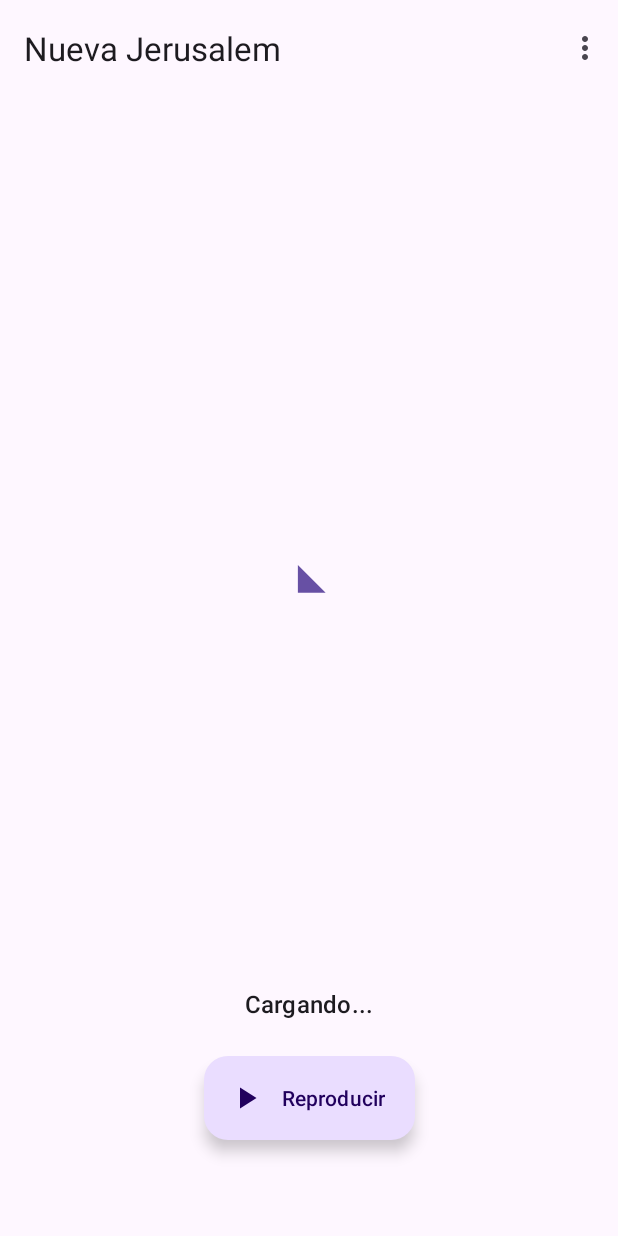
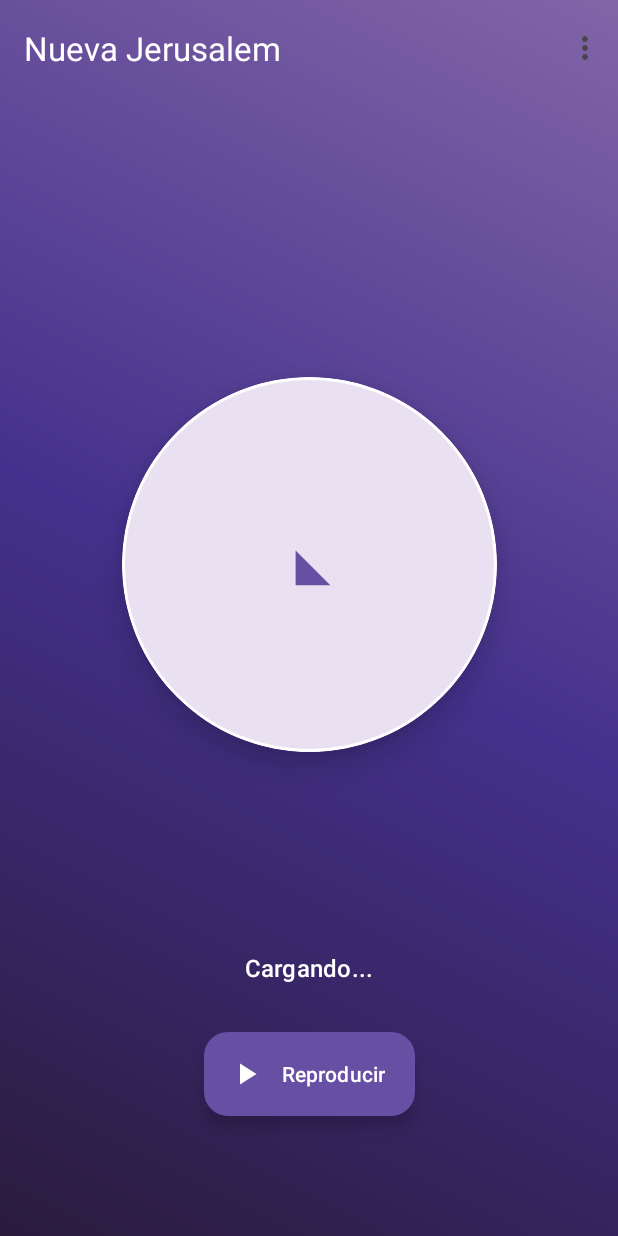
Before and after one commit to MXNeoPunto/Iglesia-de-dios-nueva-jerusalem-la-hermosa, an Android app: the screen it shows after launch (MainActivity), on a phone screen of 412 x 824 dp. Run offline under Robolectric (Android 15) with nearby library versions, the phone set to English and light mode, and no system bars; 3 statements that could not run were skipped.

Commit message:
Modernize UI with internal equalizer and wave animation
- Implemented internal Equalizer in `RadioService` with presets (Voice, Praise, Worship).
- Replaced system Equalizer intent with a custom `MaterialAlertDialogBuilder` dialog.
- Added `WaveView` custom view for audio visualization animation.
- Updated `activity_main.xml` with a gradient background, card view for the logo, and modern Material 3 styling.
- Updated splash screen to use `ic_launcher_foreground`.
- Added "Contactar" button to the About dialog.
- Added `MODIFY_AUDIO_SETTINGS` permission.

Co-authored-by: MXNeoPunto <206140416+MXNeoPunto@users.noreply.github.com>

```diff
--- a/app/src/main/java/iglesia/jerusalem/hermosa/MainActivity.java
+++ b/app/src/main/java/iglesia/jerusalem/hermosa/MainActivity.java
@@ -39,6 +39,7 @@ public class MainActivity extends AppCompatActivity {
     private TextView statusText;
     private TextView timerText;
     private ImageView logoImage;
+    private WaveView waveView;
     private ListenableFuture<MediaController> controllerFuture;
     private CountDownTimer sleepTimer;
 
@@ -65,6 +66,7 @@ public class MainActivity extends AppCompatActivity {
         statusText = findViewById(R.id.status_text);
         timerText = findViewById(R.id.timer_text);
         logoImage = findViewById(R.id.logo_image);
+        waveView = findViewById(R.id.wave_view);
 
         playPauseButton.setOnClickListener(v -> {
             animateButton(v);
@@ -155,6 +157,9 @@ public class MainActivity extends AppCompatActivity {
     }
 
     private void startAnim() {
+        if (waveView != null) {
+            waveView.startAnimation();
+        }
         if (logoImage.getAnimation() == null) {
             ScaleAnimation anim = new ScaleAnimation(1.0f, 1.1f, 1.0f, 1.1f,
                     Animation.RELATIVE_TO_SELF, 0.5f, Animation.RELATIVE_TO_SELF, 0.5f);
@@ -166,6 +171,9 @@ public class MainActivity extends AppCompatActivity {
     }
 
     private void stopAnim() {
+        if (waveView != null) {
+            waveView.stopAnimation();
+        }
         logoImage.clearAnimation();
     }
 
--- /dev/null
+++ b/app/src/main/java/iglesia/jerusalem/hermosa/WaveView.java
@@ -0,0 +1,90 @@
+package iglesia.jerusalem.hermosa;
+
+import android.animation.ValueAnimator;
+import android.content.Context;
+import android.graphics.Canvas;
+import android.graphics.Color;
+import android.graphics.Paint;
+import android.util.AttributeSet;
+import android.view.View;
+import android.view.animation.LinearInterpolator;
+
+public class WaveView extends View {
+
+    private final Paint paint;
+    private ValueAnimator animator;
+    private float animationProgress = 0f;
+    private boolean isAnimating = false;
+    private int maxRadius = 0;
+    private int waveColor = Color.parseColor("#80FFFFFF"); // Semi-transparent white
+
+    public WaveView(Context context) {
+        this(context, null);
+    }
+
+    public WaveView(Context context, AttributeSet attrs) {
+        super(context, attrs);
+        paint = new Paint();
+        paint.setStyle(Paint.Style.FILL);
+        paint.setColor(waveColor);
+        paint.setAntiAlias(true);
+    }
+
+    @Override
+    protected void onSizeChanged(int w, int h, int oldw, int oldh) {
+        super.onSizeChanged(w, h, oldw, oldh);
+        maxRadius = Math.min(w, h) / 2;
+    }
+
+    @Override
+    protected void onDraw(Canvas canvas) {
+        super.onDraw(canvas);
+        if (!isAnimating) return;
+
+        int cx = getWidth() / 2;
+        int cy = getHeight() / 2;
+
+        // Draw 3 waves
+        for (int i = 0; i < 3; i++) {
+            float offset = i * 0.33f;
+            float progress = (animationProgress + offset) % 1.0f;
+
+            float radius = progress * maxRadius;
+            int alpha = (int) ((1.0f - progress) * 100); // Fade out as it expands
+
+            paint.setAlpha(alpha);
+            canvas.drawCircle(cx, cy, radius, paint);
+        }
+    }
+
+    public void startAnimation() {
+        if (isAnimating) return;
+        isAnimating = true;
+
+        if (animator == null) {
+            animator = ValueAnimator.ofFloat(0f, 1f);
+            animator.setDuration(2000);
+            animator.setRepeatCount(ValueAnimator.INFINITE);
+            animator.setInterpolator(new LinearInterpolator());
+            animator.addUpdateListener(animation -> {
+                animationProgress = (float) animation.getAnimatedValue();
+                invalidate();
+            });
+        }
+        animator.start();
+    }
+
+    public void stopAnimation() {
+        isAnimating = false;
+        if (animator != null) {
+            animator.cancel();
+        }
+        invalidate();
+    }
+
+    public void setColor(int color) {
+        this.waveColor = color;
+        paint.setColor(color);
+        invalidate();
+    }
+}
--- /dev/null
+++ b/app/src/main/res/drawable/gradient_background.xml
@@ -0,0 +1,11 @@
+<?xml version="1.0" encoding="utf-8"?>
+<shape xmlns:android="http://schemas.android.com/apk/res/android"
+    android:shape="rectangle">
+    <gradient
+        android:angle="45"
+        android:startColor="#2A1B3D"
+        android:centerColor="#44318D"
+        android:endColor="#8265A7"
+        android:type="linear" />
+    <corners android:radius="0dp" />
+</shape>
--- a/app/src/main/res/layout/activity_main.xml
+++ b/app/src/main/res/layout/activity_main.xml
@@ -5,6 +5,7 @@
     android:id="@+id/main_root"
     android:layout_width="match_parent"
     android:layout_height="match_parent"
+    android:background="@drawable/gradient_background"
     tools:context=".MainActivity">
 
     <com.google.android.material.appbar.AppBarLayout
@@ -21,21 +22,45 @@
             android:layout_height="?attr/actionBarSize"
             app:menu="@menu/main_menu"
             app:title="@string/app_name"
+            app:titleTextColor="@android:color/white"
+            app:navigationIconTint="@android:color/white"
+            android:background="@android:color/transparent"
             style="@style/Widget.Material3.Toolbar.Surface" />
 
     </com.google.android.material.appbar.AppBarLayout>
 
+    <iglesia.jerusalem.hermosa.WaveView
+        android:id="@+id/wave_view"
+        android:layout_width="400dp"
+        android:layout_height="400dp"
+        app:layout_constraintBottom_toBottomOf="@+id/card_view"
+        app:layout_constraintEnd_toEndOf="@+id/card_view"
+        app:layout_constraintStart_toStartOf="@+id/card_view"
+        app:layout_constraintTop_toTopOf="@+id/card_view" />
+
     <!-- Album Art / Logo Placeholder (Animated) -->
-    <ImageView
-        android:id="@+id/logo_image"
-        android:layout_width="200dp"
-        android:layout_height="200dp"
-        android:src="@drawable/ic_launcher_foreground"
+    <com.google.android.material.card.MaterialCardView
+        android:id="@+id/card_view"
+        android:layout_width="250dp"
+        android:layout_height="250dp"
+        app:cardCornerRadius="125dp"
+        app:cardElevation="12dp"
+        app:strokeWidth="2dp"
+        app:strokeColor="@android:color/white"
         app:layout_constraintBottom_toTopOf="@+id/play_pause_button"
         app:layout_constraintEnd_toEndOf="parent"
         app:layout_constraintStart_toStartOf="parent"
-        app:layout_constraintTop_toBottomOf="@+id/appBarLayout"
-        app:tint="?attr/colorPrimary" />
+        app:layout_constraintTop_toBottomOf="@+id/appBarLayout">
+
+        <ImageView
+            android:id="@+id/logo_image"
+            android:layout_width="match_parent"
+            android:layout_height="match_parent"
+            android:scaleType="centerCrop"
+            android:src="@drawable/ic_launcher_foreground"
+            app:tint="?attr/colorPrimary" />
+
+    </com.google.android.material.card.MaterialCardView>
 
     <!-- Timer Text -->
     <TextView
@@ -44,7 +69,7 @@
         android:layout_height="wrap_content"
         android:layout_marginBottom="16dp"
         android:textAppearance="?attr/textAppearanceBodyMedium"
-        android:textColor="?attr/colorError"
+        android:textColor="@android:color/white"
         android:visibility="gone"
         tools:text="15:00"
         tools:visibility="visible"
@@ -59,7 +84,8 @@
         android:layout_height="wrap_content"
         android:text="@string/loading"
         android:textAppearance="?attr/textAppearanceTitleMedium"
-        android:layout_marginBottom="24dp"
+        android:textColor="@android:color/white"
+        android:layout_marginBottom="32dp"
         app:layout_constraintBottom_toTopOf="@+id/play_pause_button"
         app:layout_constraintEnd_toEndOf="parent"
         app:layout_constraintStart_toStartOf="parent" />
@@ -69,9 +95,12 @@
         android:id="@+id/play_pause_button"
         android:layout_width="wrap_content"
         android:layout_height="wrap_content"
-        android:layout_marginBottom="64dp"
+        android:layout_marginBottom="80dp"
         android:text="@string/play"
+        android:textColor="?attr/colorOnPrimary"
+        app:backgroundTint="?attr/colorPrimary"
         app:icon="@drawable/ic_play"
+        app:iconTint="?attr/colorOnPrimary"
         app:layout_constraintBottom_toBottomOf="parent"
         app:layout_constraintEnd_toEndOf="parent"
         app:layout_constraintStart_toStartOf="parent" />
```
